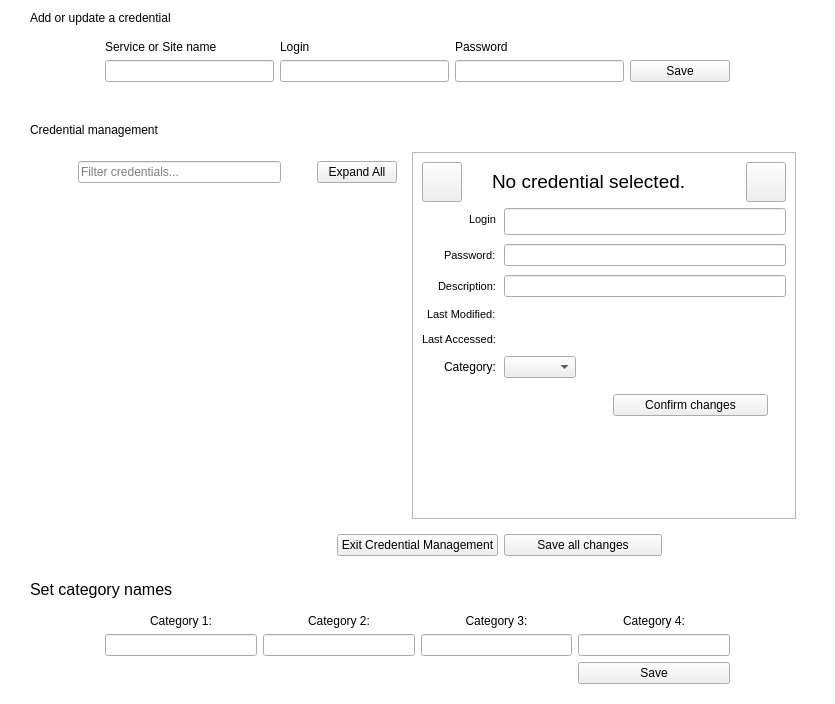
The window that src/CredentialsManagement.ui (mooltipass/moolticute) describes before a commit, drawn with Qt 5.
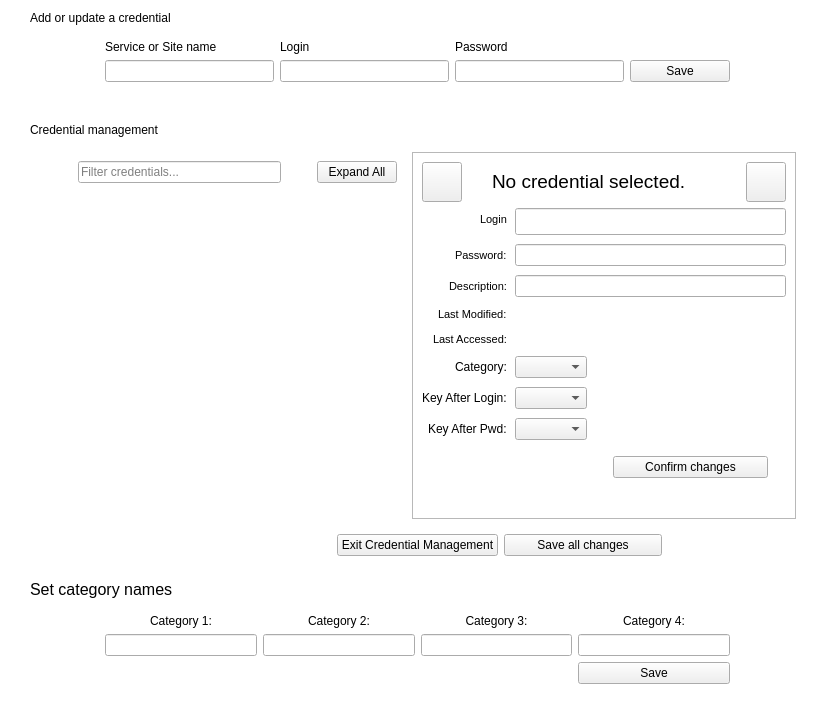
The same window after the commit. Icons and pictures are not drawn. Custom widgets are drawn as their Qt base class.

Commit message: [BLE] Add Key After Login/Password to MMM on UI side

Patch:
```diff
--- a/src/CredentialsManagement.ui
+++ b/src/CredentialsManagement.ui
@@ -654,6 +654,26 @@
                 <item row="12" column="1">
                  <widget class="QComboBox" name="credDisplayCategoryInput"/>
                 </item>
+                <item row="13" column="0">
+                 <widget class="QLabel" name="credDisplayKeyAfterLoginLabel">
+                  <property name="text">
+                   <string>Key After Login:</string>
+                  </property>
+                 </widget>
+                </item>
+                <item row="13" column="1">
+                 <widget class="QComboBox" name="credDisplayKeyAfterLoginInput"/>
+                </item>
+                <item row="14" column="0">
+                 <widget class="QLabel" name="credDisplayKeyAfterPwdLabel">
+                  <property name="text">
+                   <string>Key After Pwd:</string>
+                  </property>
+                 </widget>
+                </item>
+                <item row="14" column="1">
+                 <widget class="QComboBox" name="credDisplayKeyAfterPwdInput"/>
+                </item>
                </layout>
               </item>
               <item>
```
The commit also changes 1 other file.
